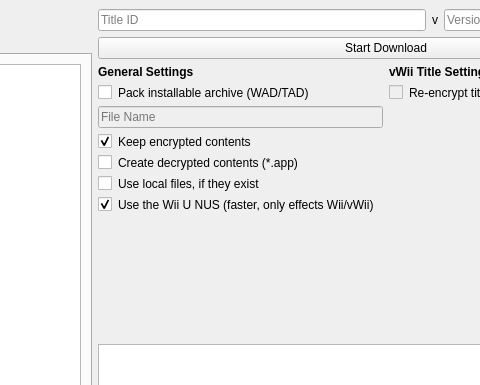
Qt form qt/ui/MainMenu.ui (NinjaCheetah/NUSGet) before a commit; both pictures show x 327 to 807 and y 0 to 385 of the 1010 by 625 pixel window.
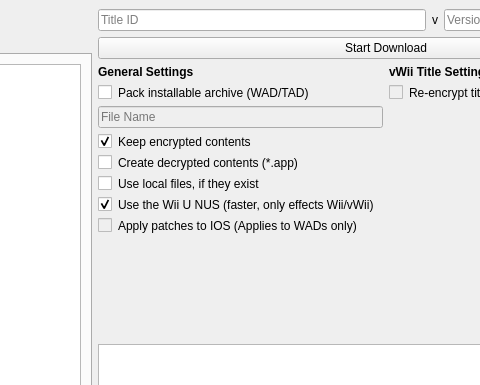
The same form after that commit.

Commit message: Added option to patch downloaded IOSes

Diff of the .ui file:
```diff
--- a/qt/ui/MainMenu.ui
+++ b/qt/ui/MainMenu.ui
@@ -402,6 +402,39 @@
             </item>
            </layout>
           </item>
+          <item>
+           <layout class="QHBoxLayout" name="patch_ios_row">
+            <item>
+             <widget class="QCheckBox" name="patch_ios_chkbox">
+              <property name="enabled">
+               <bool>false</bool>
+              </property>
+              <property name="sizePolicy">
+               <sizepolicy hsizetype="Maximum" vsizetype="Fixed">
+                <horstretch>0</horstretch>
+                <verstretch>0</verstretch>
+               </sizepolicy>
+              </property>
+              <property name="text">
+               <string notr="true"/>
+              </property>
+             </widget>
+            </item>
+            <item>
+             <widget class="QLabel" name="patch_ios_lbl">
+              <property name="enabled">
+               <bool>true</bool>
+              </property>
+              <property name="text">
+               <string>Apply patches to IOS (Applies to WADs only)</string>
+              </property>
+              <property name="wordWrap">
+               <bool>true</bool>
+              </property>
+             </widget>
+            </item>
+           </layout>
+          </item>
           <item>
            <spacer name="verticalSpacer_2">
             <property name="orientation">
```
Left out of the diff: 5 changed lines with no effect on the pictures. The commit also changes 4 other files.
